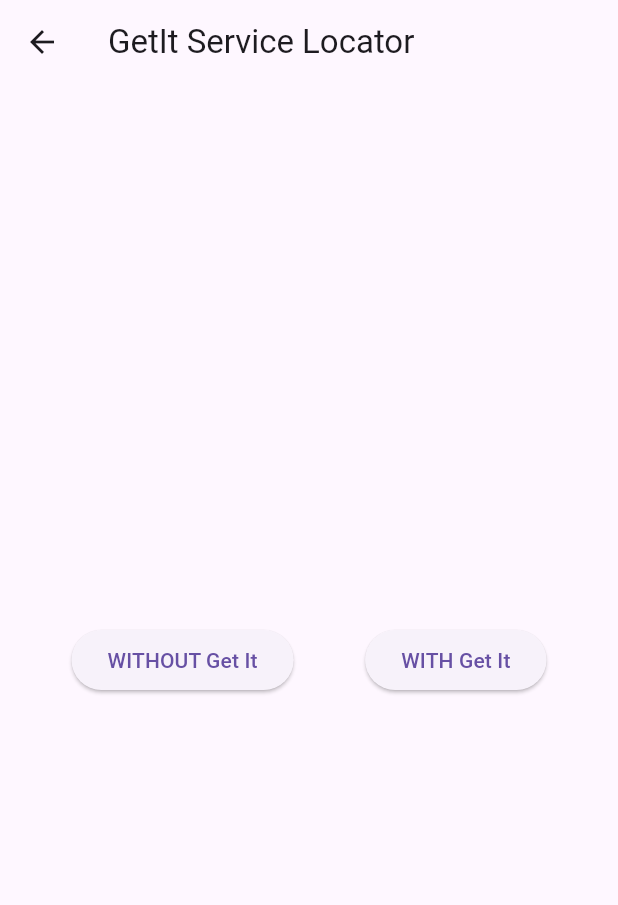
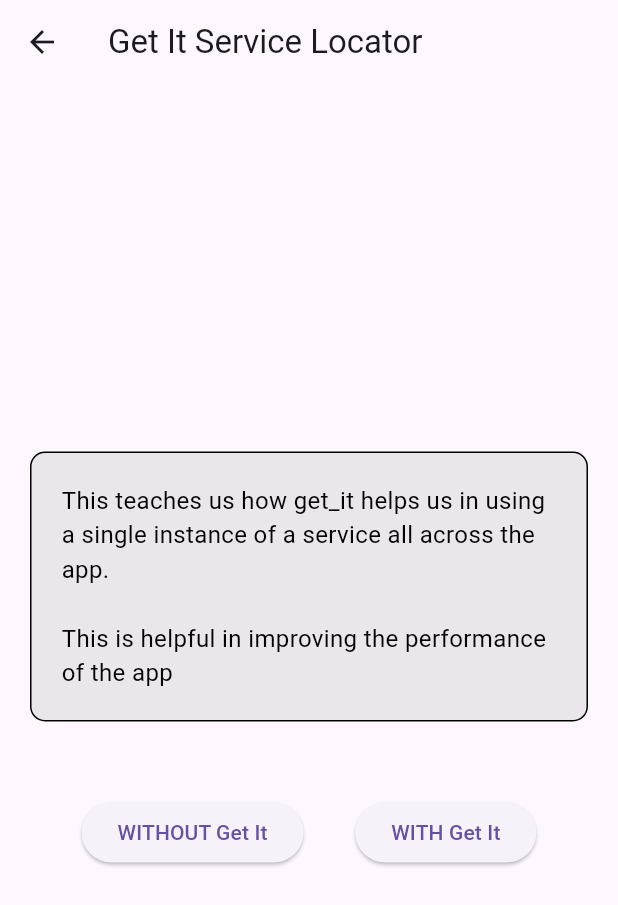
Before and after one commit to jatin-web/flutter_recap, a Flutter app: the LearnGetItServiceLocator screen opened by its route, on a phone screen of 412 x 824 dp. Shown: the top 905 px of the screen. Run offline on Flutter 3.47's test engine with Material 3 defaults, Android fonts, the phone set to English and light mode, and no system bars; our stand-ins replace get_it.

Commit message:
add description in get it tutorial

```diff
--- a/lib/presentation/screens/learn_get_it_service_locator.dart
+++ b/lib/presentation/screens/learn_get_it_service_locator.dart
@@ -2,6 +2,7 @@ import 'dart:developer';
 
 import 'package:flutter/material.dart';
 import 'package:flutter_recap/data/repo/test_repo.dart';
+import 'package:flutter_recap/presentation/widgets/containers/note_container.dart';
 import 'package:get_it/get_it.dart';
 
 /// get_it helps us to use a single instance of services/objects.
@@ -14,13 +15,18 @@ class LearnGetItServiceLocator extends StatelessWidget {
   Widget build(BuildContext context) {
     return Scaffold(
         appBar: AppBar(
-          title: const Text('GetIt Service Locator'),
+          title: const Text('Get It Service Locator'),
         ),
-        body: SizedBox(
+        body: Container(
           width: double.infinity,
+          padding: const EdgeInsets.symmetric(horizontal: 20),
           child: Column(
             mainAxisAlignment: MainAxisAlignment.center,
             children: [
+              const NoteContainer(
+                  body:
+                      "This teaches us how get_it helps us in using a single instance of a service all across the app.\n\nThis is helpful in improving the performance of the app"),
+              const SizedBox(height: 50),
               Row(
                 mainAxisAlignment: MainAxisAlignment.spaceEvenly,
                 children: [
```
